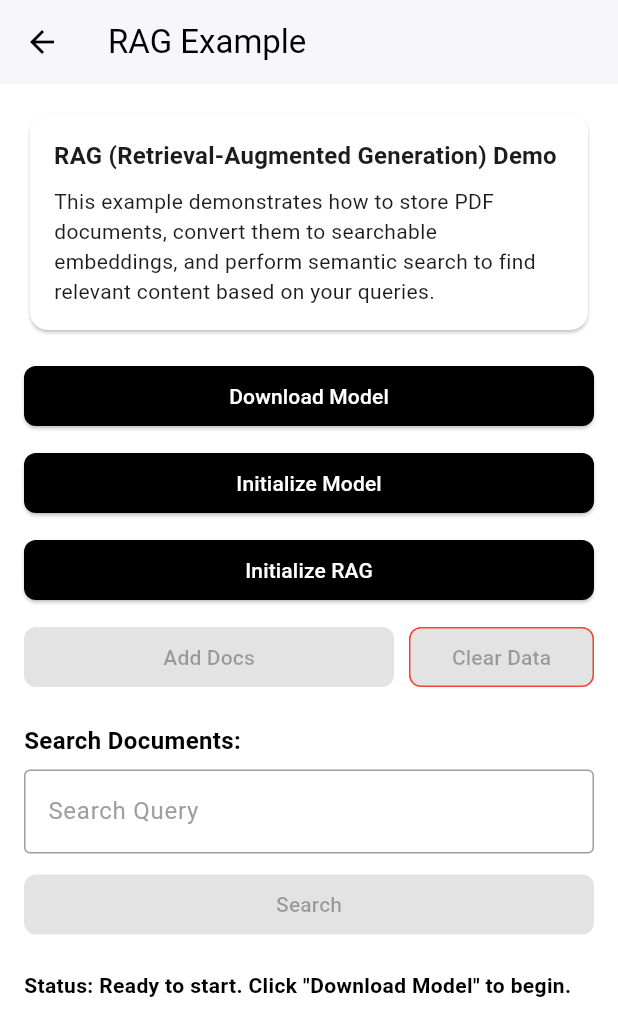
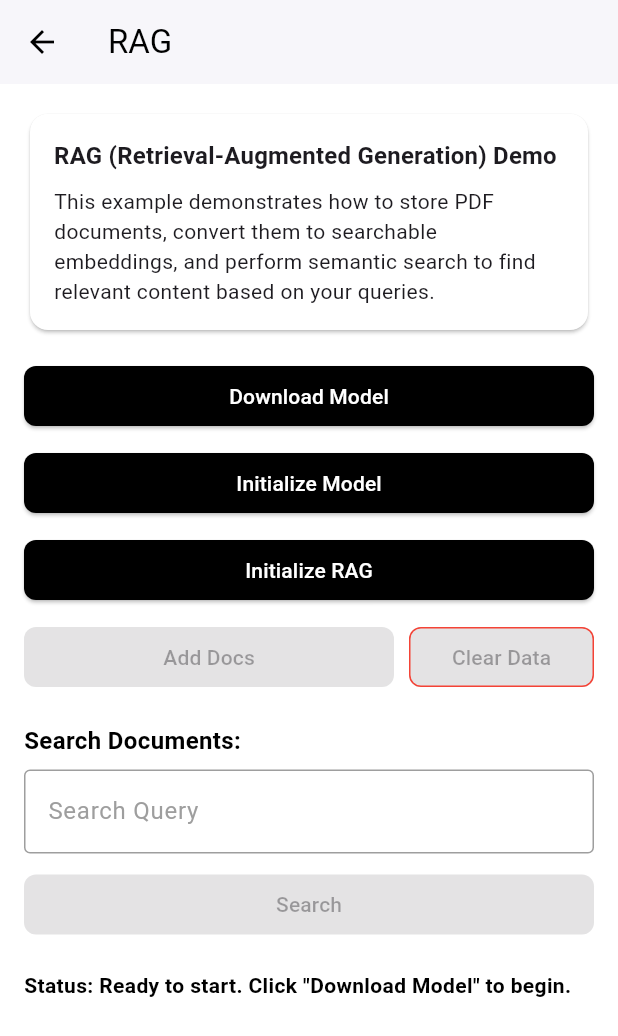
Before and after one commit to cactus-compute/cactus-flutter, a Flutter app: the RAGPage screen opened directly, on a phone screen of 412 x 824 dp. Shown: the top 1036 px of the screen. Run offline on Flutter 3.47's test engine with Material 3 defaults, Android fonts, the phone set to English and light mode, and no system bars; our stand-ins replace device_info_plus, file_picker, objectbox, package_info_plus, permission_handler and 1 more; missing offline and left inert: dart:ffi, read_pdf_text, record; accounts and stored records are empty; generated files the repository leaves out were written again.

Commit message:
Fix typo

```diff
--- a/example/lib/rag.dart
+++ b/example/lib/rag.dart
@@ -286,7 +286,7 @@ class _RAGPageState extends State<RAGPage> {
       backgroundColor: Colors.white,
       resizeToAvoidBottomInset: true,
       appBar: AppBar(
-        title: const Text('RAG Example'),
+        title: const Text('RAG'),
         backgroundColor: Colors.white,
         foregroundColor: Colors.black,
         elevation: 1,
```
